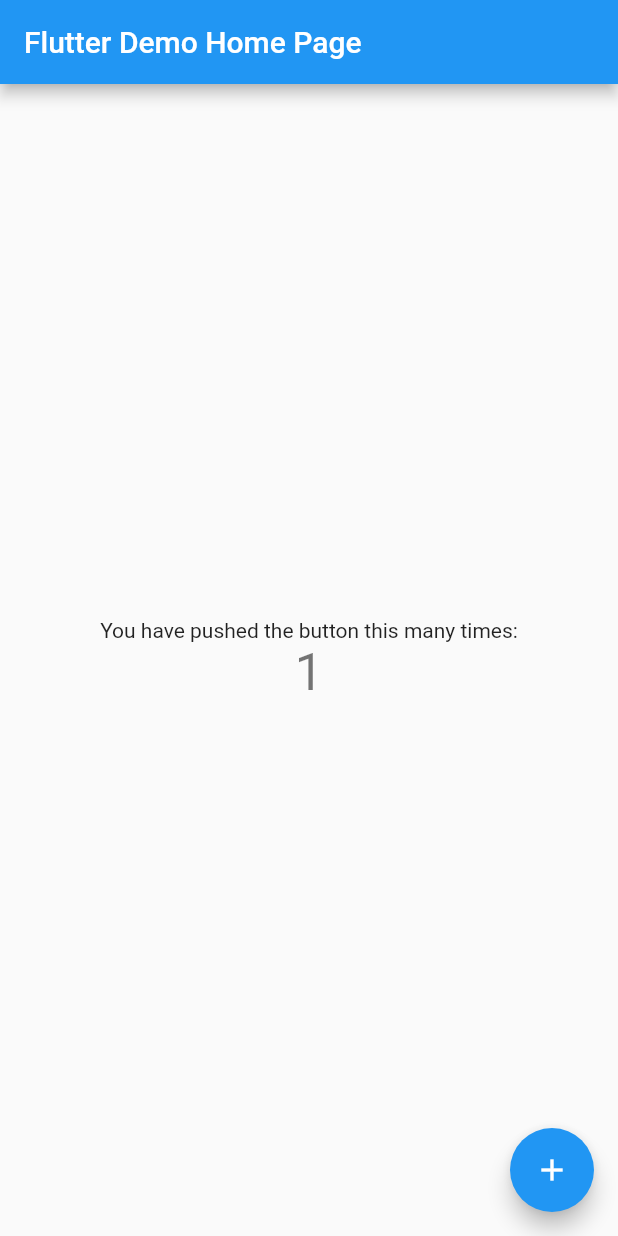
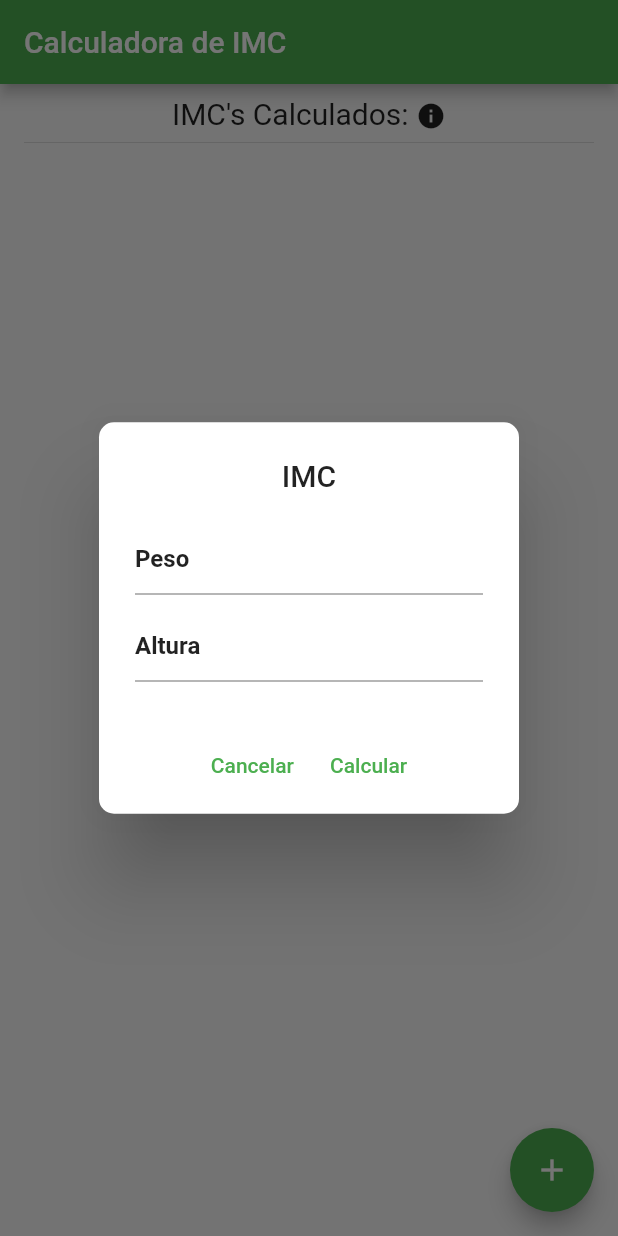
Before and after one commit to piter-duarte/DIO-Flutter-Specialist-Desafio-4, a Flutter app: the screen it shows after launch, after a tap on the "add" icon, on a phone screen of 412 x 824 dp. Run offline on Flutter 3.47's test engine with Material 2 defaults, Android fonts, the phone set to English and light mode, and no system bars.

Commit message:
First implementation

```diff
--- a/lib/main.dart
+++ b/lib/main.dart
@@ -1,115 +1,7 @@
 import 'package:flutter/material.dart';
+
+import 'my_app.dart';
 
 void main() {
   runApp(const MyApp());
 }
-
-class MyApp extends StatelessWidget {
-  const MyApp({super.key});
-
-  // This widget is the root of your application.
-  @override
-  Widget build(BuildContext context) {
-    return MaterialApp(
-      title: 'Flutter Demo',
-      theme: ThemeData(
-        // This is the theme of your application.
-        //
-        // Try running your application with "flutter run". You'll see the
-        // application has a blue toolbar. Then, without quitting the app, try
-        // changing the primarySwatch below to Colors.green and then invoke
-        // "hot reload" (press "r" in the console where you ran "flutter run",
-        // or simply save your changes to "hot reload" in a Flutter IDE).
-        // Notice that the counter didn't reset back to zero; the application
-        // is not restarted.
-        primarySwatch: Colors.blue,
-      ),
-      home: const MyHomePage(title: 'Flutter Demo Home Page'),
-    );
-  }
-}
-
-class MyHomePage extends StatefulWidget {
-  const MyHomePage({super.key, required this.title});
-
-  // This widget is the home page of your application. It is stateful, meaning
-  // that it has a State object (defined below) that contains fields that affect
-  // how it looks.
-
-  // This class is the configuration for the state. It holds the values (in this
-  // case the title) provided by the parent (in this case the App widget) and
-  // used by the build method of the State. Fields in a Widget subclass are
-  // always marked "final".
-
-  final String title;
-
-  @override
-  State<MyHomePage> createState() => _MyHomePageState();
-}
-
-class _MyHomePageState extends State<MyHomePage> {
-  int _counter = 0;
-
-  void _incrementCounter() {
-    setState(() {
-      // This call to setState tells the Flutter framework that something has
-      // changed in this State, which causes it to rerun the build method below
-      // so that the display can reflect the updated values. If we changed
-      // _counter without calling setState(), then the build method would not be
-      // called again, and so nothing would appear to happen.
-      _counter++;
-    });
-  }
-
-  @override
-  Widget build(BuildContext context) {
-    // This method is rerun every time setState is called, for instance as done
-    // by the _incrementCounter method above.
-    //
-    // The Flutter framework has been optimized to make rerunning build methods
-    // fast, so that you can just rebuild anything that needs updating rather
-    // than having to individually change instances of widgets.
-    return Scaffold(
-      appBar: AppBar(
-        // Here we take the value from the MyHomePage object that was created by
-        // the App.build method, and use it to set our appbar title.
-        title: Text(widget.title),
-      ),
-      body: Center(
-        // Center is a layout widget. It takes a single child and positions it
-        // in the middle of the parent.
-        child: Column(
-          // Column is also a layout widget. It takes a list of children and
-          // arranges them vertically. By default, it sizes itself to fit its
-          // children horizontally, and tries to be as tall as its parent.
-          //
-          // Invoke "debug painting" (press "p" in the console, choose the
-          // "Toggle Debug Paint" action from the Flutter Inspector in Android
-          // Studio, or the "Toggle Debug Paint" command in Visual Studio Code)
-          // to see the wireframe for each widget.
-          //
-          // Column has various properties to control how it sizes itself and
-          // how it positions its children. Here we use mainAxisAlignment to
-          // center the children vertically; the main axis here is the vertical
-          // axis because Columns are vertical (the cross axis would be
-          // horizontal).
-          mainAxisAlignment: MainAxisAlignment.center,
-          children: <Widget>[
-            const Text(
-              'You have pushed the button this many times:',
-            ),
-            Text(
-              '$_counter',
-              style: Theme.of(context).textTheme.headlineMedium,
-            ),
-          ],
-        ),
-      ),
-      floatingActionButton: FloatingActionButton(
-        onPressed: _incrementCounter,
-        tooltip: 'Increment',
-        child: const Icon(Icons.add),
-      ), // This trailing comma makes auto-formatting nicer for build methods.
-    );
-  }
-}
--- /dev/null
+++ b/lib/model/imc.dart
@@ -0,0 +1,56 @@
+import 'dart:math';
+
+import 'package:flutter/material.dart';
+
+class Imc {
+  final String _id = UniqueKey().toString();
+  double _peso;
+  double _altura;
+  DateTime _data;
+
+  Imc(this._peso, this._altura, this._data);
+
+  String get id => _id;
+
+  double get peso => _peso;
+
+  set peso(double peso) {
+    _peso = peso;
+  }
+
+  double get altura => _altura;
+
+  set altura(double altura) {
+    _altura = altura;
+  }
+
+  DateTime get data => _data;
+
+  set data(DateTime data) {
+    _data = data;
+  }
+
+  double calcularImc() {
+    return _peso / pow(altura, 2);
+  }
+
+  String classificarIMC() {
+    if (calcularImc() < 16) {
+      return "Magreza grave";
+    } else if (calcularImc() < 17) {
+      return "Magreza moderada";
+    } else if (calcularImc() < 18.5) {
+      return "Magreza leve";
+    } else if (calcularImc() < 25) {
+      return "Saudável";
+    } else if (calcularImc() < 30) {
+      return "Sobrepeso";
+    } else if (calcularImc() < 35) {
+      return "Obesidade Grau I";
+    } else if (calcularImc() < 40) {
+      return "Obesidade Grau II (severa)";
+    } else {
+      return "Obesidade Grau III (mórbida)";
+    }
+  }
+}
--- /dev/null
+++ b/lib/my_app.dart
@@ -0,0 +1,19 @@
+import 'package:flutter/material.dart';
+
+import 'pages/home_page.dart';
+
+class MyApp extends StatelessWidget {
+  const MyApp({super.key});
+
+  @override
+  Widget build(BuildContext context) {
+    return MaterialApp(
+      title: 'Desafio 3',
+      debugShowCheckedModeBanner: false,
+      theme: ThemeData(
+        primarySwatch: Colors.green,
+      ),
+      home: const HomePage(),
+    );
+  }
+}
--- /dev/null
+++ b/lib/pages/home_page.dart
@@ -0,0 +1,220 @@
+import 'package:flutter/material.dart';
+
+import '../model/imc.dart';
+import '../repositories/imc_repository.dart';
+
+class HomePage extends StatefulWidget {
+  const HomePage({super.key});
+
+  @override
+  State<HomePage> createState() => _HomePageState();
+}
+
+class _HomePageState extends State<HomePage> {
+  var alturaController = TextEditingController();
+  var pesoController = TextEditingController();
+  var _imcs = const <Imc>[];
+  var imcRepository = ImcRepository();
+
+  @override
+  void initState() {
+    super.initState();
+    obterImcs();
+  }
+
+  void obterImcs() async {
+    _imcs = await imcRepository.listar();
+    setState(() {});
+  }
+
+  @override
+  Widget build(BuildContext context) {
+    return SafeArea(
+        child: Scaffold(
+      appBar: AppBar(
+        title: const Text("Calculadora de IMC"),
+      ),
+      body: Container(
+        margin: const EdgeInsets.symmetric(horizontal: 16, vertical: 8),
+        child: Column(
+          children: [
+            Row(
+              mainAxisAlignment: MainAxisAlignment.center,
+              crossAxisAlignment: CrossAxisAlignment.end,
+              children: [
+                const Text(
+                  "IMC's Calculados: ",
+                  style: TextStyle(fontSize: 20, fontWeight: FontWeight.w400),
+                ),
+                InkWell(
+                    onTap: () {
+                      showDialog(
+                          context: context,
+                          builder: (BuildContext bc) {
+                            return AlertDialog(
+                              title: const Center(child: Text("Informações")),
+                              content: const Text(
+                                  "Para calcular o IMC, deve ser pressionado o botão no canto inferior esquerdo, e informar os dados solicitados, após isto, será criado uma lista com os IMC's calculados.\n\nPara remover um item da lista basta arrasta-lo para o lado"),
+                              actionsAlignment: MainAxisAlignment.center,
+                              actions: [
+                                TextButton(
+                                  onPressed: () {
+                                    Navigator.pop(context);
+                                  },
+                                  child: const Text("Ok"),
+                                ),
+                              ],
+                            );
+                          });
+                    },
+                    child: const Icon(
+                      Icons.info,
+                      size: 20,
+                    )),
+              ],
+            ),
+            const Divider(),
+            SizedBox(height: 10),
+            Expanded(
+              child: ListView.builder(
+                itemCount: _imcs.length,
+                itemBuilder: (BuildContext bc, int index) {
+                  var imc = _imcs[index];
+                  return Dismissible(
+                    onDismissed: (DismissDirection dismissDirection) async {
+                      await imcRepository.remover(imc.id);
+                      obterImcs();
+                    },
+                    key: Key(imc.id),
+                    child: Container(
+                      margin: const EdgeInsets.only(bottom: 5),
+                      child: ListTile(
+                        trailing: Text(
+                          //Fazendo conversão para melhor exibição dos dados
+                          "${imc.data.day < 10 ? '0${imc.data.day}' : imc.data.day}/${imc.data.month < 10 ? '0${imc.data.month}' : imc.data.month}/${imc.data.year}\n${imc.data.hour < 10 ? '0${imc.data.hour}' : imc.data.hour}:${imc.data.minute < 10 ? '0${imc.data.minute}' : imc.data.minute}:${imc.data.second < 10 ? '0${imc.data.second}' : imc.data.second}",
+                          textAlign: TextAlign.center,
+                          style: const TextStyle(
+                              fontWeight: FontWeight.w500, fontSize: 13),
+                        ),
+                        title: Text(
+                          "IMC: ${imc.calcularImc().toStringAsFixed(2)}",
+                          style: const TextStyle(fontWeight: FontWeight.bold),
+                        ),
+                        subtitle: Text(
+                            "Peso: ${imc.peso} Kg\nAltura: ${imc.altura} m\nClassificação: ${imc.classificarIMC()}"),
+                        isThreeLine: true,
+                      ),
+                    ),
+                  );
+                },
+              ),
+            )
+          ],
+        ),
+      ),
+      floatingActionButton: FloatingActionButton(
+        child: const Icon(Icons.add),
+        onPressed: () {
+          pesoController.text = "";
+          alturaController.text = "";
+          showDialog(
+              context: context,
+              builder: (BuildContext bc) {
+                return AlertDialog(
+                  shape: RoundedRectangleBorder(
+                      borderRadius: BorderRadius.circular(10)),
+                  title: const Center(child: Text("IMC")),
+                  actionsAlignment: MainAxisAlignment.center,
+                  content: Wrap(
+                    runSpacing: 10,
+                    children: [
+                      TextField(
+                        controller: pesoController,
+                        keyboardType: TextInputType.number,
+                        decoration: const InputDecoration(
+                          hintText: "Peso",
+                          hintStyle: TextStyle(
+                              color: Colors.black87,
+                              fontWeight: FontWeight.bold),
+                        ),
+                      ),
+                      TextField(
+                        controller: alturaController,
+                        keyboardType: TextInputType.number,
+                        decoration: const InputDecoration(
+                          hintText: "Altura",
+                          hintStyle: TextStyle(
+                              color: Colors.black87,
+                              fontWeight: FontWeight.bold),
+                        ),
+                      ),
+                    ],
+                  ),
+                  actions: [
+                    TextButton(
+                      onPressed: () {
+                        Navigator.pop(context);
+                      },
+                      child: Text("Cancelar"),
+                    ),
+                    TextButton(
+                      onPressed: () async {
+                        if (pesoController.text.contains(",")) {
+                          pesoController.text =
+                              pesoController.text.replaceAll(",", ".");
+                        }
+                        if (alturaController.text.contains(",")) {
+                          alturaController.text =
+                              alturaController.text.replaceAll(",", ".");
+                        }
+
+                        if (pesoController.text.trim() == "") {
+                          Navigator.pop(context);
+                          ScaffoldMessenger.of(context).showSnackBar(
+                              const SnackBar(
+                                  content:
+                                      Text("Erro! O peso não pode ser nulo!")));
+                          return;
+                        }
+                        if (double.parse(pesoController.text) == 0) {
+                          Navigator.pop(context);
+                          ScaffoldMessenger.of(context).showSnackBar(
+                              const SnackBar(
+                                  content: Text(
+                                      "Erro! O peso não pode ser igual a zero!")));
+                          return;
+                        }
+                        if (alturaController.text.trim() == "") {
+                          Navigator.pop(context);
+                          ScaffoldMessenger.of(context).showSnackBar(
+                              const SnackBar(
+                                  content: Text(
+                                      "Erro! A altura não pode ser nula!")));
+                          return;
+                        }
+                        if (double.parse(alturaController.text) == 0) {
+                          Navigator.pop(context);
+                          ScaffoldMessenger.of(context).showSnackBar(const SnackBar(
+                              content: Text(
+                                  "Erro! A altura não pode ser igual a zero!")));
+                          return;
+                        }
+
+                        await imcRepository.adicionar(Imc(
+                          double.parse(pesoController.text),
+                          double.parse(alturaController.text),
+                          DateTime.now(),
+                        ));
+                        Navigator.pop(context);
+                        setState(() {});
+                      },
+                      child: const Text("Calcular"),
+                    )
+                  ],
+                );
+              });
+        },
+      ),
+    ));
+  }
+}
--- /dev/null
+++ b/lib/repositories/imc_repository.dart
@@ -0,0 +1,20 @@
+import '../model/imc.dart';
+
+class ImcRepository {
+  final List<Imc> _imcs = [];
+
+  Future<void> adicionar(Imc imc) async {
+    await Future.delayed(const Duration(milliseconds: 100));
+    _imcs.add(imc);
+  }
+
+  Future<void> remover(String id) async {
+    await Future.delayed(const Duration(microseconds: 100));
+    _imcs.remove(_imcs.where((imc) => imc.id == id).first);
+  }
+
+  Future<List<Imc>> listar() async {
+    await Future.delayed(const Duration(milliseconds: 100));
+    return _imcs;
+  }
+}
```
Also changed, not shown: 1 other file.
